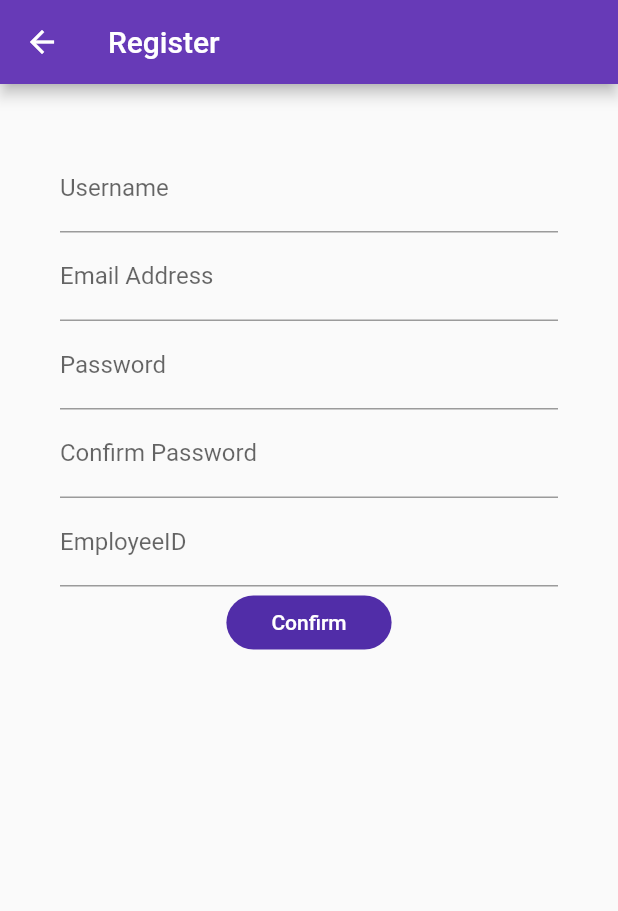
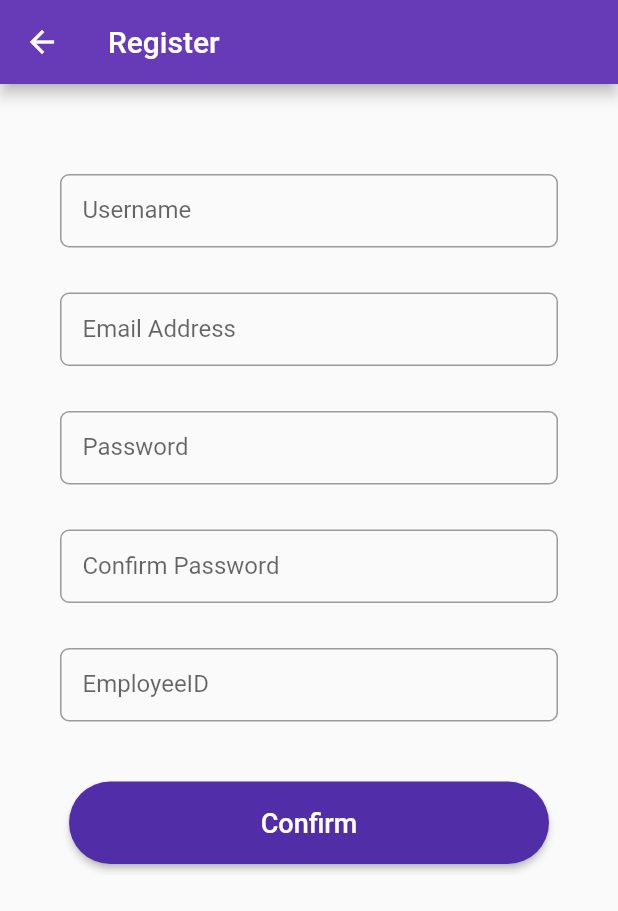
Before and after one commit to lalalalinx/FlutterLinTest, a Flutter app: the Register screen opened directly, on a phone screen of 412 x 824 dp. Shown: the top 911 px of the screen. Run offline on Flutter 3.47's test engine with Material 2 defaults, Android fonts, the light colour scheme and no system bars.

Commit message:
register-boxโค้ง+จัด

```diff
--- a/lib/Login_Register/register.dart
+++ b/lib/Login_Register/register.dart
@@ -1,3 +1,5 @@
+// ignore_for_file: prefer_const_constructors
+
 import 'package:flutter/material.dart';
 import 'package:http/http.dart' as http;
 
@@ -50,52 +52,83 @@ class _RegisterState extends State<Register> {
             child: SingleChildScrollView(
               child: Column(
                 children: [
+                  SizedBox(
+                    height:20.0,
+                  ),
                   TextFormField(
                     decoration: InputDecoration(
                       labelText: 'Username',
                       hintText: 'Username',
+                      border: OutlineInputBorder(
+                        borderRadius: BorderRadius.all(Radius.circular(6.0))),
+                      contentPadding: EdgeInsets.symmetric(vertical: 15,horizontal: 15),
                     ),
-
                     controller: usernameController,
+                  ),
+                  SizedBox(
+                height: 30.0,
               ),
                   TextFormField(
                     decoration: InputDecoration(
                       labelText: 'Email Address',
                       hintText: 'Email Address',
+                      border: OutlineInputBorder(
+                        borderRadius: BorderRadius.all(Radius.circular(6.0))),
+                        contentPadding: EdgeInsets.symmetric(vertical: 15,horizontal: 15),
+
                     ),
                     controller: emailController,
-
+                  ),
+                  SizedBox(
+                height: 30.0,
               ),
                   TextFormField(
                     decoration: InputDecoration(
                       labelText: 'Password',
                       hintText: 'Password',
+                      border: OutlineInputBorder(
+                        borderRadius: BorderRadius.all(Radius.circular(6.0))),
+                        contentPadding: EdgeInsets.symmetric(vertical: 15,horizontal: 15),
                     ),
                     controller: passwordController,
+                  ),
+                  SizedBox(
+                height: 30.0,
               ),
                   TextFormField(
                     decoration: InputDecoration(
                       labelText: 'Confirm Password',
                       hintText: 'Confirm Password',
+                      border: OutlineInputBorder(
+                        borderRadius: BorderRadius.all(Radius.circular(6.0))),
+                        contentPadding: EdgeInsets.symmetric(vertical: 15,horizontal: 15),
                     ),
                     controller: confirmPasswordController,
+                  ),
+                  SizedBox(
+                height: 30.0,
               ),
                   TextFormField(
                     decoration: InputDecoration(
                       labelText: 'EmployeeID',
                       hintText: 'EmployeeID',
+                      border: OutlineInputBorder(
+                        borderRadius: BorderRadius.all(Radius.circular(6.0))),
+                        contentPadding: EdgeInsets.symmetric(vertical: 15,horizontal: 15),
                     ),
                     controller: employeeidController,
                   ),
-                  TextButton(
-                    style: TextButton.styleFrom(
-                      backgroundColor: Colors.deepPurple[700],
-                      primary: Colors.white,
-                      padding:
-                          EdgeInsets.symmetric(horizontal: 30, vertical: 10),
-                      shape: shape,
-                    ),
-                    child: Text("Confirm"),
+                  // TextButton(
+                  //   style: TextButton.styleFrom(
+                  //     backgroundColor: Colors.deepPurple[700],
+                  //     primary: Colors.white,
+                  //     padding:
+                  //         EdgeInsets.symmetric(horizontal: 30, vertical: 10),
+                  //     shape: shape,
+                  //   ),
+                  Padding(
+                    padding: const EdgeInsets.symmetric(vertical: 40.0),
+                    child: ElevatedButton(
                       onPressed: () {
                         // save();
                         print(usernameController.text);
@@ -104,7 +137,17 @@ class _RegisterState extends State<Register> {
                         print(confirmPasswordController.text);
                         print(employeeidController.text);
                       },
-                  )
+                      child: const Text('Confirm', style: TextStyle(fontSize: 18,),),
+                      style: ElevatedButton.styleFrom(
+                        primary: Colors.deepPurple[700],
+                        fixedSize: const Size(320, 55),
+                        shape: RoundedRectangleBorder(
+                          borderRadius: BorderRadius.circular(50),
+                        ),
+                      ),
+                    ),
+                  ),
+                  // )
                 ],
               ),
             ),
```
Lines whose indentation alone changed are shown as unchanged.
